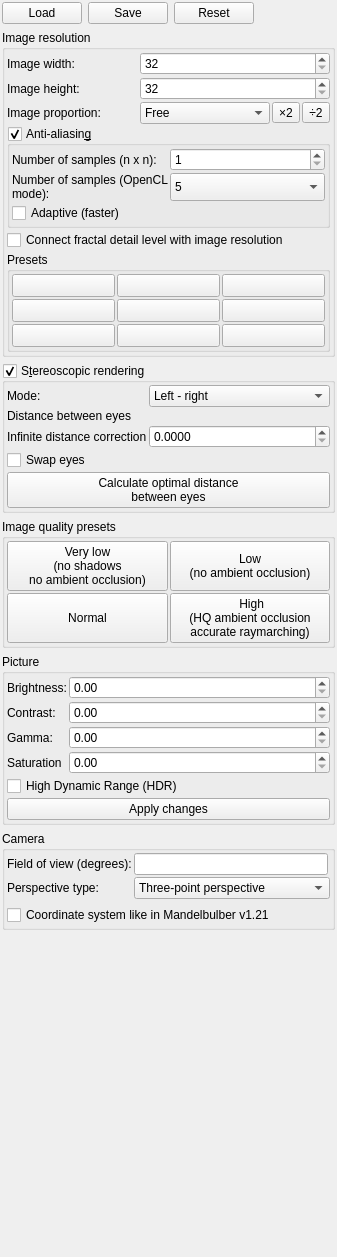
The window that mandelbulber2/qt/dock_image_adjustments.ui (buddhi1980/mandelbulber2) describes before a commit, drawn with Qt 5.
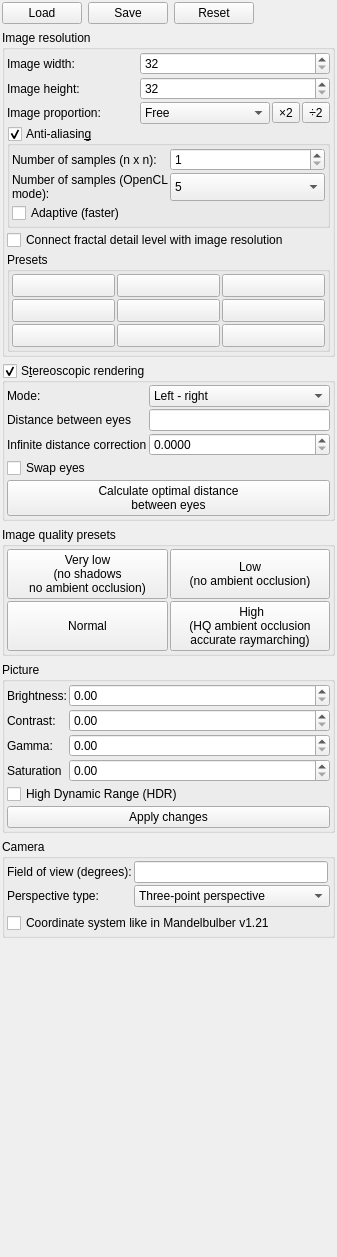
The same window after the commit. Icons and pictures are not drawn. Custom widgets are drawn as their Qt base class.

Commit message: Added missing "distance between eyes" editbox

The edit to the form file:
```diff
--- a/mandelbulber2/qt/dock_image_adjustments.ui
+++ b/mandelbulber2/qt/dock_image_adjustments.ui
@@ -601,6 +601,13 @@
           </property>
          </widget>
         </item>
+        <item row="1" column="1" colspan="2">
+         <widget class="MyLineEdit" name="logedit_stereo_eye_distance">
+          <property name="toolTip">
+           <string>&lt;html&gt;&lt;head/&gt;&lt;body&gt;&lt;p&gt;The distance between two virtual eyes. Higher values make the 3D effect more intense. &lt;/p&gt;&lt;p&gt;The optimal distance between eyes is about 1%-5% of the distance to the viewed object. &lt;/p&gt;&lt;/body&gt;&lt;/html&gt;</string>
+          </property>
+         </widget>
+        </item>
         <item row="2" column="1" colspan="2">
          <widget class="MyDoubleSpinBox" name="spinbox_stereo_infinite_correction">
           <property name="sizePolicy">
```
